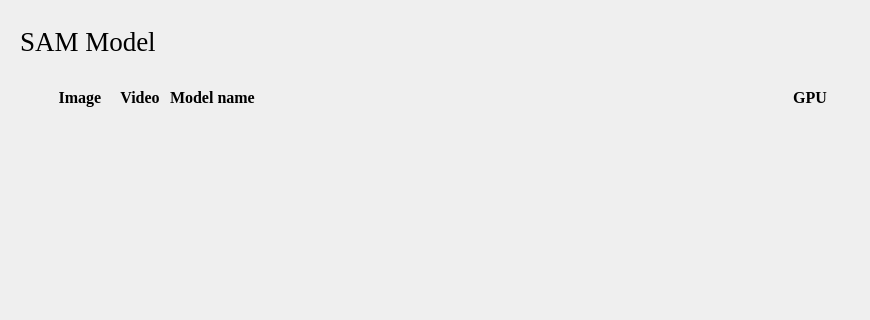
Before: the Qt Designer form ISAT/ui/model_manager_dialog.ui in yatengLG/ISAT_with_segment_anything, drawn with Qt 5; both pictures show x 0 to 870 and y 0 to 320 of the 1280 by 720 pixel window.
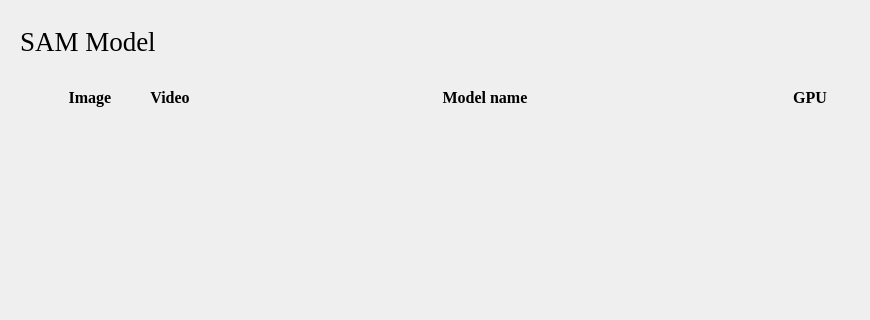
After: the same form once the commit is applied.

Commit message: - fix bug   - 修复repaint模式的bug。（bug为 移动多边形后再使用重绘模式，会使多边形重置到移动的位置）   - 修复win11下模型管理界面显示问题

```diff
--- a/ISAT/ui/model_manager_dialog.ui
+++ b/ISAT/ui/model_manager_dialog.ui
@@ -86,9 +86,15 @@
       </item>
       <item>
        <widget class="QLabel" name="label_3">
+        <property name="minimumSize">
+         <size>
+          <width>80</width>
+          <height>0</height>
+         </size>
+        </property>
         <property name="maximumSize">
          <size>
-          <width>60</width>
+          <width>80</width>
           <height>16777215</height>
          </size>
         </property>
@@ -110,9 +116,15 @@
       </item>
       <item>
        <widget class="QLabel" name="label_4">
+        <property name="minimumSize">
+         <size>
+          <width>80</width>
+          <height>0</height>
+         </size>
+        </property>
         <property name="maximumSize">
          <size>
-          <width>60</width>
+          <width>80</width>
           <height>16777215</height>
          </size>
         </property>
@@ -146,7 +158,7 @@
          <string>Model name</string>
         </property>
         <property name="alignment">
-         <set>Qt::AlignLeading|Qt::AlignLeft|Qt::AlignVCenter</set>
+         <set>Qt::AlignCenter</set>
         </property>
        </widget>
       </item>
```
The commit also changes 3 other files.
